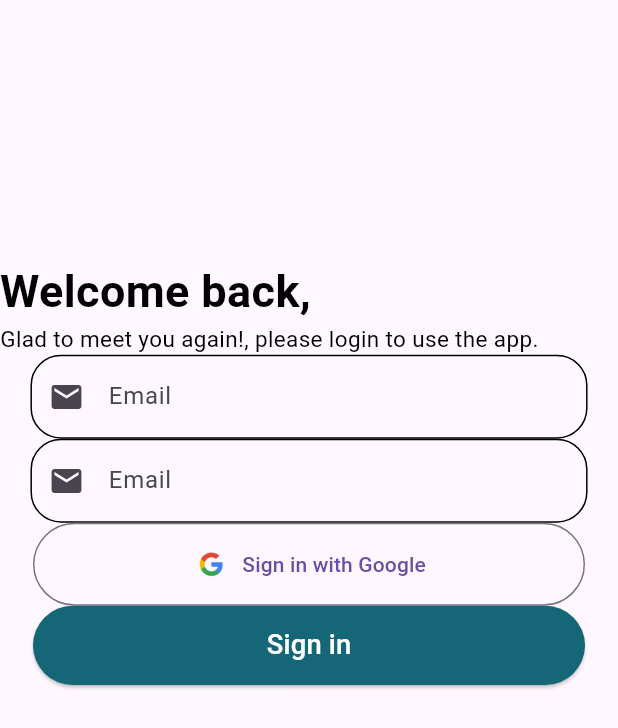
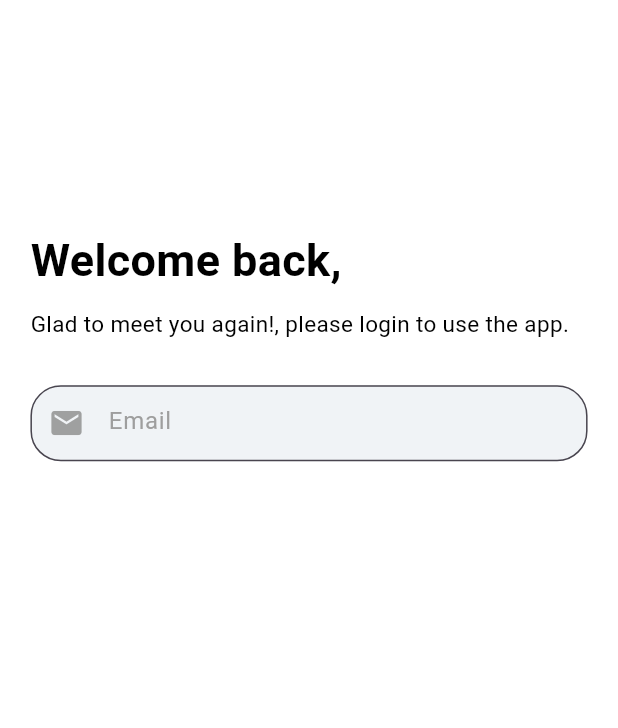
Before and after one commit to zeeshan681/mahi_beauty, a Flutter app: the screen it shows after launch, after a tap on "Sign In", on a phone screen of 412 x 824 dp. Shown: the top 728 px of the screen. Run offline on Flutter 3.47's test engine with Material 3 defaults, Android fonts, the phone set to English and light mode, and no system bars; our stand-ins replace flutter_screenutil, smooth_page_indicator.

Commit message:
25-9-2025

```diff
--- a/lib/Views/03_Signin_Screen/signin_screen.dart
+++ b/lib/Views/03_Signin_Screen/signin_screen.dart
@@ -1,3 +1,83 @@
+// import 'package:flutter/material.dart';
+// import 'package:flutter_screenutil/flutter_screenutil.dart';
+// import 'package:mahi_beauty/Core/custom_button2.dart';
+// import 'package:mahi_beauty/Core/custom_textfield.dart';
+// import 'package:mahi_beauty/Core/google_button.dart';
+
+// class SigninScreen extends StatefulWidget {
+//   const SigninScreen({super.key});
+
+//   @override
+//   State<SigninScreen> createState() => _SigninScreenState();
+// }
+
+// class _SigninScreenState extends State<SigninScreen> {
+//   final _formkey = GlobalKey<FormState>();
+//   final _emialController = TextEditingController();
+//   final _passwordController = TextEditingController();
+//   @override
+//   Widget build(BuildContext context) {
+//     return Scaffold(
+//       body: SingleChildScrollView(
+//         child: Column(
+//           mainAxisAlignment: MainAxisAlignment.start,
+//           crossAxisAlignment: CrossAxisAlignment.start,
+//           children: [
+//             Padding(
+//               padding: EdgeInsets.only(top: 170.h),
+//               child: Text(
+//                 "Welcome back,",
+//                 style: TextStyle(
+//                   fontSize: 30,
+//                   color: Colors.black,
+//                   fontWeight: FontWeight.bold,
+//                 ),
+//                 textAlign: TextAlign.center,
+//               ),
+//             ),
+//             Text(
+//               "Glad to meet you again!, please login to use the app.",
+//               style: TextStyle(fontSize: 15, color: Colors.black),
+//             ),
+//             Padding(
+//               padding: EdgeInsets.symmetric(horizontal: 20.h),
+//               child: TextFormField(
+//                 controller: _emialController,
+//                 keyboardType: TextInputType.emailAddress,
+//                 decoration: InputDecoration(
+//                   hintText: "Email",
+//                   prefixIcon: Icon(Icons.email),
+//                   enabledBorder: OutlineInputBorder(
+//                     borderRadius: BorderRadius.circular(20.r),
+//                   ),
+//                   focusedBorder: OutlineInputBorder(),
+//                 ),
+//               ),
+//             ),
+
+//             Padding(
+//               padding: EdgeInsets.symmetric(horizontal: 20.h),
+//               child: TextFormField(
+//                 controller: _emialController,
+//                 keyboardType: TextInputType.emailAddress,
+//                 decoration: InputDecoration(
+//                   hintText: "Email",
+//                   prefixIcon: Icon(Icons.email),
+//                   enabledBorder: OutlineInputBorder(
+//                     borderRadius: BorderRadius.circular(20.r),
+//                   ),
+//                   focusedBorder: OutlineInputBorder(),
+//                 ),
+//               ),
+//             ),
+//             GoogleButton(onPressed: () {}),
+//             CustomButton2(onNext: () {}, buttonText: "Sign in"),
+//           ],
+//         ),
+//       ),
+//     );
+//   }
+// }
 import 'package:flutter/material.dart';
 import 'package:flutter_screenutil/flutter_screenutil.dart';
 import 'package:mahi_beauty/Core/custom_button2.dart';
@@ -12,65 +92,89 @@ class SigninScreen extends StatefulWidget {
 }
 
 class _SigninScreenState extends State<SigninScreen> {
-  final _emialController = TextEditingController();
+  final _formKey = GlobalKey<FormState>(); // Form key
+  final _emailController = TextEditingController();
   final _passwordController = TextEditingController();
+
+  final FocusNode emailFocus = FocusNode();
+  final FocusNode passwrordFocus = FocusNode();
+
+  @override
+  void initState() {
+    emailFocus.addListener(() => setState(() {}));
+    passwrordFocus.addListener(() => setState(() {}));
+    super.initState();
+  }
+
+  @override
+  void dispose() {
+    _emailController.dispose();
+    _passwordController.dispose();
+    emailFocus.dispose();
+    passwrordFocus.dispose();
+    super.dispose();
+  }
+
   @override
   Widget build(BuildContext context) {
     return Scaffold(
-      body: Column(
-        mainAxisAlignment: MainAxisAlignment.start,
+      backgroundColor: Colors.white,
+      body: SingleChildScrollView(
+        child: Padding(
+          padding: EdgeInsets.symmetric(horizontal: 20.h, vertical: 50.h),
+          child: Form(
+            key: _formKey,
+            child: Column(
               crossAxisAlignment: CrossAxisAlignment.start,
               children: [
-          Padding(
-            padding: EdgeInsets.only(top: 170.h),
-            child: Text(
+                SizedBox(height: 100.h),
+                Text(
                   "Welcome back,",
                   style: TextStyle(
                     fontSize: 30,
                     color: Colors.black,
                     fontWeight: FontWeight.bold,
                   ),
-              textAlign: TextAlign.center,
                 ),
-          ),
+                SizedBox(height: 10.h),
                 Text(
                   "Glad to meet you again!, please login to use the app.",
                   style: TextStyle(fontSize: 15, color: Colors.black),
                 ),
-          Padding(
-            padding: EdgeInsets.symmetric(horizontal: 20.h),
+                SizedBox(height: 30.h),
+                SizedBox(
+                  height: 50.h,
                   child: TextFormField(
-              controller: _emialController,
+                    controller: _emailController,
+                    focusNode: emailFocus,
                     keyboardType: TextInputType.emailAddress,
                     decoration: InputDecoration(
+                      filled: true,
+                      fillColor: emailFocus.hasFocus
+                          ? Colors.white
+                          : Color(0xffF0F3F6),
+                      prefixIcon: Icon(
+                        Icons.email,
+                        color: emailFocus.hasFocus
+                            ? Color(0xff156778)
+                            : Color.fromARGB(255, 159, 160, 160),
+                      ),
                       hintText: "Email",
-                prefixIcon: Icon(Icons.email),
-                enabledBorder: OutlineInputBorder(
+                      hintStyle: TextStyle(
+                        color: emailFocus.hasFocus
+                            ? Color(0xff156778)
+                            : Colors.grey,
+                      ),
+                      border: OutlineInputBorder(
                         borderRadius: BorderRadius.circular(20.r),
-                ),
-                focusedBorder: OutlineInputBorder(),
                       ),
                     ),
                   ),
-
-          Padding(
-            padding: EdgeInsets.symmetric(horizontal: 20.h),
-            child: TextFormField(
-              controller: _emialController,
-              keyboardType: TextInputType.emailAddress,
-              decoration: InputDecoration(
-                hintText: "Email",
-                prefixIcon: Icon(Icons.email),
-                enabledBorder: OutlineInputBorder(
-                  borderRadius: BorderRadius.circular(20.r),
                 ),
-                focusedBorder: OutlineInputBorder(),
+              ],
             ),
           ),
         ),
-          GoogleButton(onPressed: () {}),
-          CustomButton2(onNext: () {}, buttonText: "Sign in"),
-        ],
       ),
     );
   }
```
Also changed, not shown: lib/Core/custom_textfield.dart (+0 -40 lines). Lines whose indentation alone changed are shown as unchanged.
